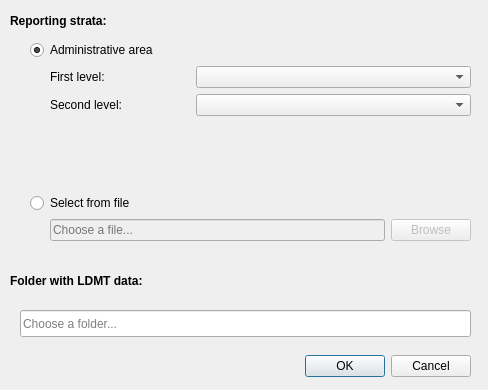
Qt form LDMP/gui/DlgReporting.ui (ConservationInternational/trends.earth) before a commit.
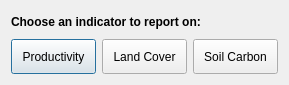
The same form after that commit.

```diff
--- a/LDMP/gui/DlgReporting.ui
+++ b/LDMP/gui/DlgReporting.ui
@@ -6,258 +6,73 @@
    <rect>
     <x>0</x>
     <y>0</y>
-    <width>488</width>
-    <height>390</height>
+    <width>289</width>
+    <height>85</height>
    </rect>
   </property>
+  <property name="sizePolicy">
+   <sizepolicy hsizetype="Fixed" vsizetype="Fixed">
+    <horstretch>0</horstretch>
+    <verstretch>0</verstretch>
+   </sizepolicy>
+  </property>
   <property name="windowTitle">
    <string>Land Degradation Reporting</string>
   </property>
-  <widget class="QDialogButtonBox" name="buttonBox">
-   <property name="geometry">
-    <rect>
-     <x>130</x>
-     <y>350</y>
-     <width>341</width>
-     <height>32</height>
-    </rect>
-   </property>
-   <property name="orientation">
-    <enum>Qt::Horizontal</enum>
-   </property>
-   <property name="standardButtons">
-    <set>QDialogButtonBox::Cancel|QDialogButtonBox::Ok</set>
-   </property>
-  </widget>
-  <widget class="QLabel" name="label">
-   <property name="geometry">
-    <rect>
-     <x>10</x>
-     <y>10</y>
-     <width>481</width>
-     <height>21</height>
-    </rect>
-   </property>
-   <property name="font">
-    <font>
-     <weight>75</weight>
-     <bold>true</bold>
-    </font>
-   </property>
-   <property name="text">
-    <string>Reporting strata:</string>
-   </property>
-  </widget>
-  <widget class="QWidget" name="verticalLayoutWidget">
-   <property name="geometry">
-    <rect>
-     <x>30</x>
-     <y>40</y>
-     <width>441</width>
-     <height>201</height>
-    </rect>
-   </property>
-   <layout class="QVBoxLayout" name="area">
-    <item>
-     <widget class="QRadioButton" name="area_admin">
-      <property name="text">
-       <string>Administrative area</string>
-      </property>
-      <property name="checked">
-       <bool>true</bool>
-      </property>
-     </widget>
-    </item>
-    <item>
-     <layout class="QGridLayout" name="area_admin_layout">
-      <property name="leftMargin">
-       <number>0</number>
-      </property>
-      <property name="bottomMargin">
-       <number>0</number>
-      </property>
-      <item row="0" column="1">
-       <widget class="QLabel" name="label_3">
-        <property name="sizePolicy">
-         <sizepolicy hsizetype="Minimum" vsizetype="Preferred">
-          <horstretch>0</horstretch>
-          <verstretch>0</verstretch>
-         </sizepolicy>
-        </property>
-        <property name="font">
-         <font>
-          <weight>50</weight>
-          <bold>false</bold>
-         </font>
-        </property>
-        <property name="text">
-         <string>First level:</string>
-        </property>
-       </widget>
-      </item>
-      <item row="1" column="3">
-       <widget class="QComboBox" name="area_admin_1">
-        <property name="sizePolicy">
-         <sizepolicy hsizetype="Maximum" vsizetype="Fixed">
-          <horstretch>0</horstretch>
-          <verstretch>0</verstretch>
-         </sizepolicy>
-        </property>
-        <property name="minimumSize">
-         <size>
-          <width>275</width>
-          <height>0</height>
-         </size>
-        </property>
-       </widget>
-      </item>
-      <item row="1" column="1">
-       <widget class="QLabel" name="label_4">
-        <property name="sizePolicy">
-         <sizepolicy hsizetype="Minimum" vsizetype="Preferred">
-          <horstretch>0</horstretch>
-          <verstretch>0</verstretch>
-         </sizepolicy>
-        </property>
-        <property name="font">
-         <font>
-          <weight>50</weight>
-          <bold>false</bold>
-         </font>
-        </property>
-        <property name="text">
-         <string>Second level:</string>
-        </property>
-       </widget>
-      </item>
-      <item row="0" column="3">
-       <widget class="QComboBox" name="area_admin_0">
-        <property name="sizePolicy">
-         <sizepolicy hsizetype="Maximum" vsizetype="Fixed">
-          <horstretch>0</horstretch>
-          <verstretch>0</verstretch>
-         </sizepolicy>
-        </property>
-        <property name="minimumSize">
-         <size>
-          <width>275</width>
-          <height>0</height>
-         </size>
-        </property>
-       </widget>
-      </item>
-      <item row="0" column="0">
-       <spacer name="horizontalSpacer">
-        <property name="orientation">
-         <enum>Qt::Horizontal</enum>
-        </property>
-        <property name="sizeType">
-         <enum>QSizePolicy::Fixed</enum>
-        </property>
-        <property name="sizeHint" stdset="0">
-         <size>
-          <width>20</width>
-          <height>20</height>
-         </size>
-        </property>
-       </spacer>
-      </item>
-     </layout>
-    </item>
-    <item>
-     <spacer name="verticalSpacer">
-      <property name="orientation">
-       <enum>Qt::Vertical</enum>
-      </property>
-      <property name="sizeHint" stdset="0">
-       <size>
-        <width>20</width>
-        <height>40</height>
-       </size>
-      </property>
-     </spacer>
-    </item>
-    <item>
-     <widget class="QRadioButton" name="area_fromfile">
-      <property name="text">
-       <string>Select from file</string>
-      </property>
-     </widget>
-    </item>
-    <item>
-     <layout class="QGridLayout" name="area_fromfile_layout">
-      <item row="0" column="1">
-       <widget class="QLineEdit" name="area_fromfile_file">
-        <property name="enabled">
-         <bool>false</bool>
-        </property>
-        <property name="placeholderText">
-         <string>Choose a file...</string>
-        </property>
-       </widget>
-      </item>
-      <item row="0" column="0">
-       <spacer name="horizontalSpacer_2">
-        <property name="orientation">
-         <enum>Qt::Horizontal</enum>
-        </property>
-        <property name="sizeType">
-         <enum>QSizePolicy::Fixed</enum>
-        </property>
-        <property name="sizeHint" stdset="0">
-         <size>
-          <width>20</width>
-          <height>20</height>
-         </size>
-        </property>
-       </spacer>
-      </item>
-      <item row="0" column="2">
-       <widget class="QPushButton" name="area_fromfile_browse">
-        <property name="enabled">
-         <bool>false</bool>
-        </property>
-        <property name="text">
-         <string>Browse</string>
-        </property>
-       </widget>
-      </item>
-     </layout>
-    </item>
-   </layout>
-  </widget>
-  <widget class="QLabel" name="label_2">
-   <property name="geometry">
-    <rect>
-     <x>10</x>
-     <y>270</y>
-     <width>441</width>
-     <height>21</height>
-    </rect>
-   </property>
-   <property name="font">
-    <font>
-     <weight>75</weight>
-     <bold>true</bold>
-    </font>
-   </property>
-   <property name="text">
-    <string>Folder with LDMT data:</string>
-   </property>
-  </widget>
-  <widget class="QLineEdit" name="data_folder">
-   <property name="geometry">
-    <rect>
-     <x>20</x>
-     <y>310</y>
-     <width>451</width>
-     <height>27</height>
-    </rect>
-   </property>
-   <property name="placeholderText">
-    <string>Choose a folder...</string>
-   </property>
-  </widget>
+  <layout class="QGridLayout" name="gridLayout">
+   <item row="0" column="0" colspan="3">
+    <widget class="QLabel" name="label">
+     <property name="font">
+      <font>
+       <weight>75</weight>
+       <bold>true</bold>
+      </font>
+     </property>
+     <property name="text">
+      <string>Choose an indicator to report on:</string>
+     </property>
+    </widget>
+   </item>
+   <item row="1" column="0">
+    <widget class="QPushButton" name="btn_prod">
+     <property name="minimumSize">
+      <size>
+       <width>0</width>
+       <height>35</height>
+      </size>
+     </property>
+     <property name="text">
+      <string>Productivity</string>
+     </property>
+    </widget>
+   </item>
+   <item row="1" column="1">
+    <widget class="QPushButton" name="btn_lc">
+     <property name="minimumSize">
+      <size>
+       <width>0</width>
+       <height>35</height>
+      </size>
+     </property>
+     <property name="text">
+      <string>Land Cover</string>
+     </property>
+    </widget>
+   </item>
+   <item row="1" column="2">
+    <widget class="QPushButton" name="btn_soc">
+     <property name="minimumSize">
+      <size>
+       <width>0</width>
+       <height>35</height>
+      </size>
+     </property>
+     <property name="text">
+      <string>Soil Carbon</string>
+     </property>
+    </widget>
+   </item>
+  </layout>
  </widget>
  <resources/>
  <connections>
```
Left out of the diff: 37 changed lines with no effect on the pictures.
